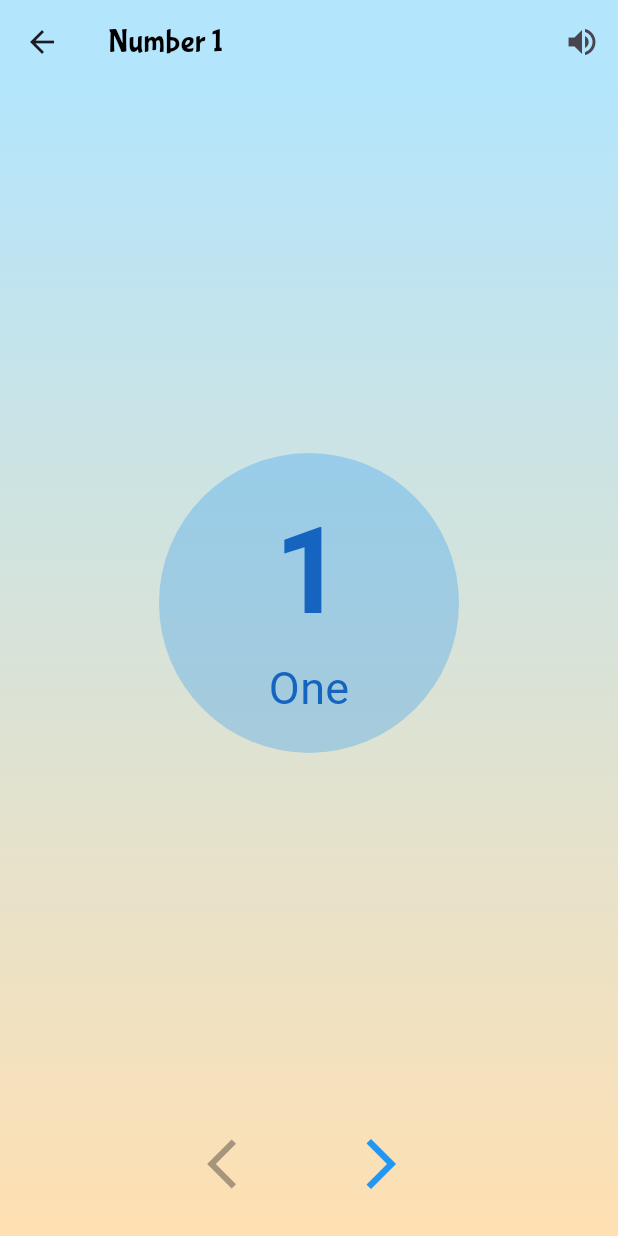
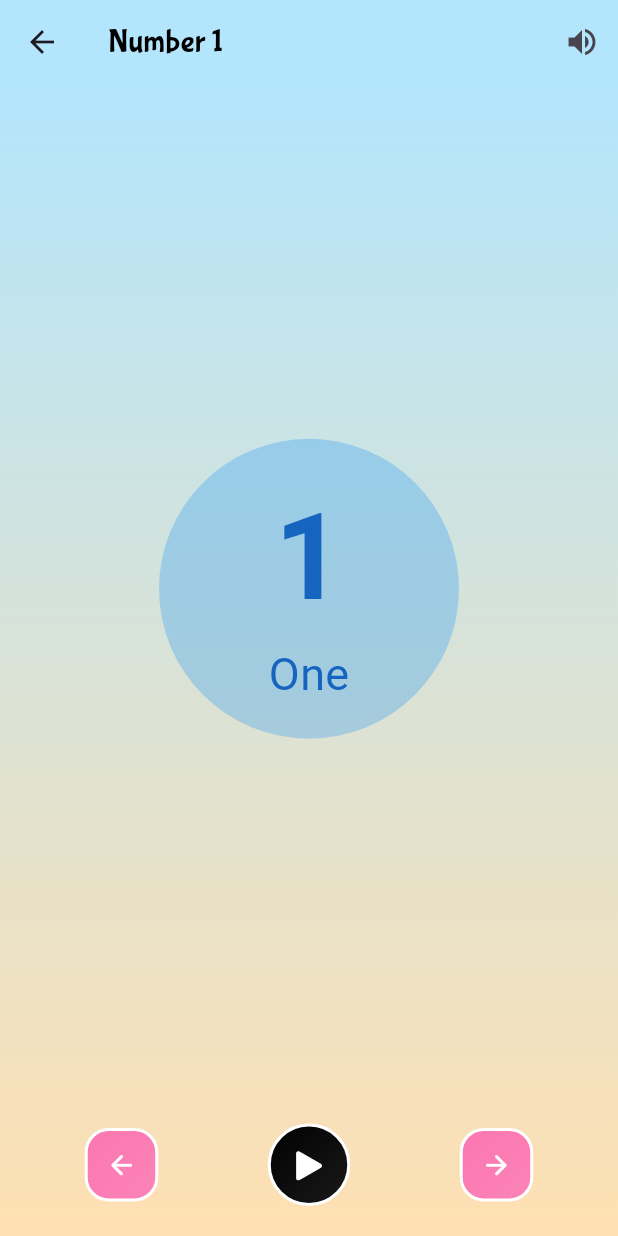
Before and after one commit to rahulkumardev24/Kids-all-in-one-book-App-BabySpark-, a Flutter app: the NumberScreen screen opened directly, after a tap on an icon or button, on a phone screen of 412 x 824 dp. Run offline on Flutter 3.47's test engine with Material 3 defaults, Android fonts, the phone set to English and light mode, and no system bars; our stand-ins replace audioplayers, confetti, lottie, velocity_x; missing offline and left inert: dart:ffi.

Commit message:
control button add in number detais screen

```diff
--- a/lib/main.dart
+++ b/lib/main.dart
@@ -1,4 +1,4 @@
-import 'package:babyspark/screen/categories_screen/number_screen.dart';
+import 'package:babyspark/screen/number/number_screen.dart';
 import 'package:babyspark/screen/dashboard_screen.dart';
 import 'package:flutter/material.dart';
 import 'package:flutter/services.dart';
--- a/lib/screen/dashboard_screen.dart
+++ b/lib/screen/dashboard_screen.dart
@@ -1,6 +1,6 @@
 import 'package:babyspark/domain/custom_text_style.dart';
 import 'package:babyspark/helper/app_constant.dart';
-import 'package:babyspark/screen/categories_screen/number_screen.dart';
+import 'package:babyspark/screen/number/number_screen.dart';
 import 'package:babyspark/screen/categories_screen/shapes_screen.dart';
 import 'package:babyspark/widgets/my_categories_card.dart';
 import 'package:flutter/material.dart';
--- a/lib/screen/number/number_detail_screen.dart
+++ b/lib/screen/number/number_detail_screen.dart
@@ -1,8 +1,11 @@
-import 'package:audioplayers/audioplayers.dart';
+import 'dart:async';
+
 import 'package:babyspark/helper/app_constant.dart';
+import 'package:flutter/cupertino.dart';
 import 'package:flutter/material.dart';
-
 import '../../domain/custom_text_style.dart';
+import '../../helper/app_color.dart';
+import '../../widgets/control_icon_button.dart';
 
 class NumberDetailScreen extends StatefulWidget {
   final int initialNumber;
@@ -21,8 +24,9 @@ class NumberDetailScreen extends StatefulWidget {
 class _NumberDetailScreenState extends State<NumberDetailScreen> {
   late PageController _pageController;
   late int currentPage;
-  final AudioPlayer _audioPlayer = AudioPlayer();
   bool _isMuted = false;
+  Timer? _timer;
+  bool _isPlaying = false;
 
   @override
   void initState() {
@@ -31,29 +35,47 @@ class _NumberDetailScreenState extends State<NumberDetailScreen> {
     _pageController = PageController(initialPage: widget.initialNumber);
   }
 
+  bool isTablet(BuildContext context) {
+    final shortestSide = MediaQuery.of(context).size.shortestSide;
+    return shortestSide >= 600;
+  }
+
+  void _startAutoPlay() {
+    _timer = Timer.periodic(const Duration(seconds: 2), (timer) {
+      if (currentPage < widget.maxNumber - 1) {
+        currentPage++;
+        _pageController.animateToPage(
+          currentPage,
+          duration: const Duration(milliseconds: 300),
+          curve: Curves.easeInOut,
+        );
+      } else {
+        _stopAutoPlay();
+      }
+    });
+  }
+
+  void _stopAutoPlay() {
+    _timer?.cancel();
+    _timer = null;
+  }
+
   @override
   void dispose() {
     _pageController.dispose();
-    _audioPlayer.dispose();
     super.dispose();
-  }
-
-  Future<void> playNumberSound(int number) async {
-    if (!_isMuted) {
-      await _audioPlayer.play(AssetSource('sounds/number_$number.mp3'));
-    }
   }
 
   Widget _buildNumberPage(int number) {
     String numberWord = _getNumberWord(number);
 
     return GestureDetector(
-      onTap: () => playNumberSound(number),
+      onTap: () {},
       child: Container(
         width: 200,
         height: 200,
         decoration: BoxDecoration(
-          color: Colors.blue.withValues(alpha:  0.3),
+          color: Colors.blue.withValues(alpha: 0.3),
           shape: BoxShape.circle,
         ),
         child: Center(
@@ -116,7 +138,6 @@ class _NumberDetailScreenState extends State<NumberDetailScreen> {
                   setState(() {
                     currentPage = page;
                   });
-                  playNumberSound(page + 1);
                 },
                 itemBuilder: (context, index) {
                   return Center(
@@ -126,13 +147,18 @@ class _NumberDetailScreenState extends State<NumberDetailScreen> {
                 itemCount: widget.maxNumber,
               ),
             ),
+
+            /// control button
             Padding(
-              padding: const EdgeInsets.only(bottom: 20.0),
+              padding: const EdgeInsets.all(20),
               child: Row(
-                mainAxisAlignment: MainAxisAlignment.center,
+                mainAxisAlignment: MainAxisAlignment.spaceAround,
                 children: [
-                  IconButton(
-                    icon: Icon(Icons.arrow_back_ios, size: 40),
+                  ControlIconButton(
+                    icon: Icons.arrow_back_rounded,
+                    iconSize: isTablet(context) ? 32 : 21,
+                    color: AppColors.primaryDark,
+                    isRounded: false,
                     onPressed: currentPage > 0
                         ? () {
                             _pageController.previousPage(
@@ -141,11 +167,30 @@ class _NumberDetailScreenState extends State<NumberDetailScreen> {
                             );
                           }
                         : null,
-                    color: currentPage > 0 ? Colors.blue : Colors.grey,
                   ),
-                  const SizedBox(width: 40),
-                  IconButton(
-                    icon: Icon(Icons.arrow_forward_ios, size: 40),
+                  ControlIconButton(
+                    color: _isPlaying ? Colors.green : Colors.black,
+                    icon: _isPlaying
+                        ? CupertinoIcons.pause_solid
+                        : CupertinoIcons.play_arrow_solid,
+                    iconSize: isTablet(context) ? 36 : 27,
+                    iconColor: Colors.white,
+                    onPressed: () {
+                      setState(() {
+                        _isPlaying = !_isPlaying;
+                        if (_isPlaying) {
+                          _startAutoPlay();
+                        } else {
+                          _stopAutoPlay();
+                        }
+                      });
+                    },
+                  ),
+                  ControlIconButton(
+                    icon: Icons.arrow_forward_rounded,
+                    iconSize: isTablet(context) ? 32 : 21,
+                    color: AppColors.primaryDark,
+                    isRounded: false,
                     onPressed: currentPage < widget.maxNumber - 1
                         ? () {
                             _pageController.nextPage(
@@ -154,13 +199,10 @@ class _NumberDetailScreenState extends State<NumberDetailScreen> {
                             );
                           }
                         : null,
-                    color: currentPage < widget.maxNumber - 1
-                        ? Colors.blue
-                        : Colors.grey,
                   ),
                 ],
               ),
-            ),
+            )
           ],
         ),
       ),
--- a/lib/screen/categories_screen/number_screen.dart
+++ b/lib/screen/number/number_screen.dart
@@ -1,9 +1,8 @@
 import 'package:babyspark/widgets/secondary_app_bar.dart';
 import 'package:flutter/material.dart';
-import 'package:audioplayers/audioplayers.dart';
 import '../../widgets/my_text_button.dart';
 import '../../widgets/number_tile.dart';
-import '../number/number_detail_screen.dart';
+import 'number_detail_screen.dart';
 
 class NumberScreen extends StatefulWidget {
   const NumberScreen({super.key});
@@ -13,7 +12,6 @@ class NumberScreen extends StatefulWidget {
 }
 
 class _NumberScreenState extends State<NumberScreen> {
-  final AudioPlayer _audioPlayer = AudioPlayer();
   final List<Color> _numberColors = [
     Colors.redAccent,
     Colors.indigo,
@@ -21,28 +19,8 @@ class _NumberScreenState extends State<NumberScreen> {
     Colors.orange
   ];
 
-  List<int> _displayedNumbers = List.generate(20, (index) => index + 1);
+  final List<int> _displayedNumbers = List.generate(20, (index) => index + 1);
   bool _isLoadingMore = false;
-  bool _isPlayingSound = false;
-
-  @override
-  void dispose() {
-    _audioPlayer.dispose();
-    super.dispose();
-  }
-
-  Future<void> _playNumberSound(int number) async {
-    if (_isPlayingSound) return;
-
-    setState(() => _isPlayingSound = true);
-    try {
-      await _audioPlayer.play(AssetSource('sounds/number_$number.mp3'));
-    } finally {
-      if (mounted) {
-        setState(() => _isPlayingSound = false);
-      }
-    }
-  }
 
   void _loadMoreNumbers() {
     if (_isLoadingMore) return;
@@ -92,13 +70,11 @@ class _NumberScreenState extends State<NumberScreen> {
           child: Column(
             children: [
               /// Grid item
-              Padding(
-                padding:
-                    const EdgeInsets.symmetric(vertical: 8.0, horizontal: 2),
-                child: GridView.builder(
+              GridView.builder(
                 shrinkWrap: true,
                 physics: const NeverScrollableScrollPhysics(),
-                  gridDelegate: const SliverGridDelegateWithFixedCrossAxisCount(
+                gridDelegate:
+                    const SliverGridDelegateWithFixedCrossAxisCount(
                   crossAxisCount: 4,
                 ),
                 itemCount: _displayedNumbers.length,
@@ -108,13 +84,11 @@ class _NumberScreenState extends State<NumberScreen> {
                     color: _numberColors[index % _numberColors.length],
                     isTablet: isTablet(context),
                     onTap: () {
-                        _playNumberSound(_displayedNumbers[index]);
                       _navigateToNumberDetail(
                           context, _displayedNumbers[index]);
                     },
                   );
                 },
-                ),
               ),
               _isLoadingMore
                   ? const CircularProgressIndicator()
--- a/lib/widgets/control_icon_button.dart
+++ b/lib/widgets/control_icon_button.dart
@@ -4,7 +4,7 @@ class ControlIconButton extends StatefulWidget {
   final IconData? icon;
   final Color color;
   final Color? iconColor;
-  final VoidCallback onPressed;
+  final VoidCallback? onPressed;
   final bool isRounded;
   final double iconSize;
 
@@ -51,8 +51,8 @@ class _BabyButtonState extends State<ControlIconButton>
       onTapDown: (_) => _controller.forward(),
       onTapUp: (_) {
         _controller.reverse();
-        widget.onPressed();
       },
+      onTap: widget.onPressed,
       onTapCancel: () => _controller.reverse(),
       child: ScaleTransition(
         scale: _scaleAnimation,
--- a/lib/widgets/my_text_button.dart
+++ b/lib/widgets/my_text_button.dart
@@ -1,6 +1,5 @@
 import 'package:babyspark/domain/custom_text_style.dart';
 import 'package:flutter/material.dart';
-
 import '../helper/app_color.dart';
 
 class MyTextButton extends StatelessWidget {
```
Lines whose indentation alone changed are shown as unchanged.
